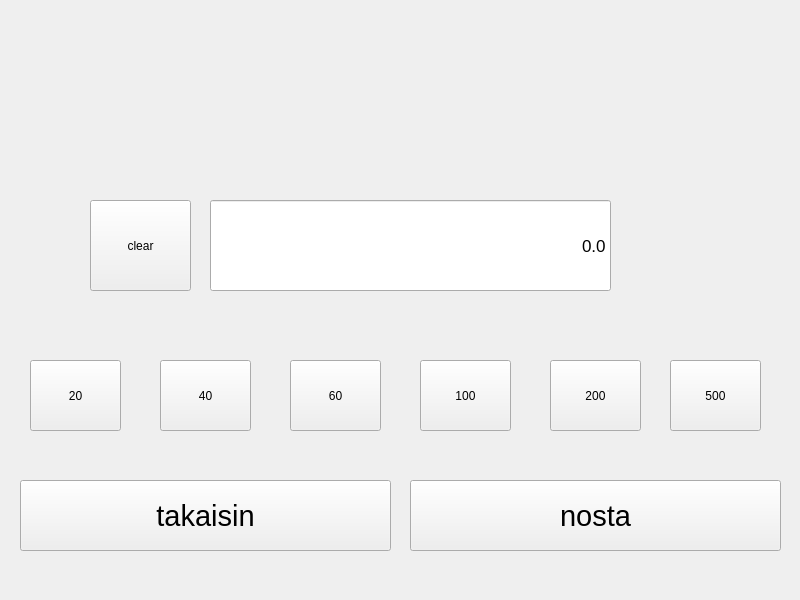
lassesuomela/banksim, file qt/banksim/mainwindow.ui: the form before one commit.
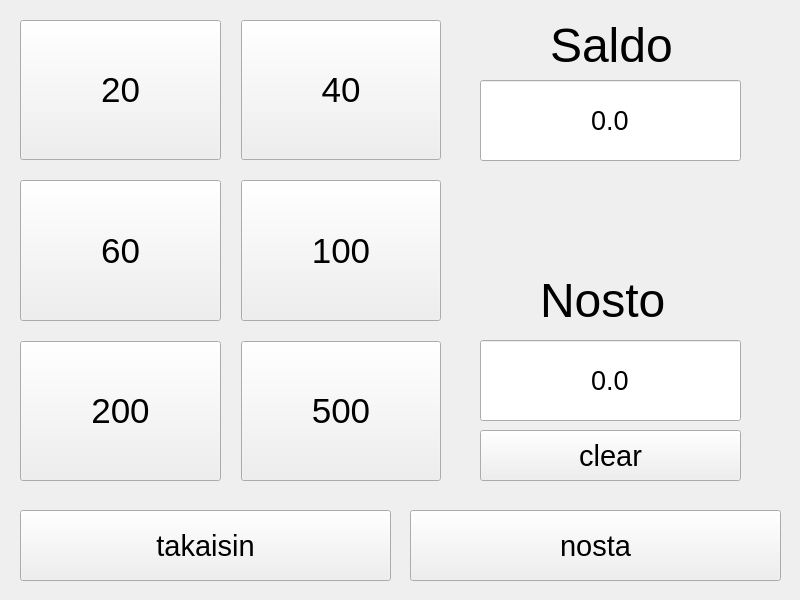
The form after the commit.

Commit message: uutta sivua

The edit to the form file:
```diff
--- a/qt/banksim/mainwindow.ui
+++ b/qt/banksim/mainwindow.ui
@@ -24,6 +24,7 @@
    </property>
    <property name="font">
     <font>
+     <pointsize>36</pointsize>
      <stylestrategy>PreferAntialias</stylestrategy>
     </font>
    </property>
@@ -113,7 +114,7 @@
      <property name="geometry">
       <rect>
        <x>20</x>
-       <y>480</y>
+       <y>510</y>
        <width>371</width>
        <height>71</height>
       </rect>
@@ -134,8 +135,367 @@
      </property>
      <property name="geometry">
       <rect>
-       <x>210</x>
-       <y>200</y>
+       <x>480</x>
+       <y>340</y>
+       <width>261</width>
+       <height>81</height>
+      </rect>
+     </property>
+     <property name="font">
+      <font>
+       <pointsize>20</pointsize>
+       <stylestrategy>PreferAntialias</stylestrategy>
+      </font>
+     </property>
+     <property name="focusPolicy">
+      <enum>Qt::NoFocus</enum>
+     </property>
+     <property name="text">
+      <string>0.0</string>
+     </property>
+     <property name="alignment">
+      <set>Qt::AlignCenter</set>
+     </property>
+     <property name="readOnly">
+      <bool>true</bool>
+     </property>
+    </widget>
+    <widget class="QPushButton" name="clear">
+     <property name="geometry">
+      <rect>
+       <x>480</x>
+       <y>430</y>
+       <width>261</width>
+       <height>51</height>
+      </rect>
+     </property>
+     <property name="font">
+      <font>
+       <pointsize>22</pointsize>
+       <stylestrategy>PreferAntialias</stylestrategy>
+      </font>
+     </property>
+     <property name="text">
+      <string>clear</string>
+     </property>
+    </widget>
+    <widget class="QToolButton" name="nosta">
+     <property name="geometry">
+      <rect>
+       <x>410</x>
+       <y>510</y>
+       <width>371</width>
+       <height>71</height>
+      </rect>
+     </property>
+     <property name="font">
+      <font>
+       <pointsize>22</pointsize>
+       <stylestrategy>PreferAntialias</stylestrategy>
+      </font>
+     </property>
+     <property name="text">
+      <string>nosta</string>
+     </property>
+    </widget>
+    <widget class="QLabel" name="teksti_2">
+     <property name="geometry">
+      <rect>
+       <x>540</x>
+       <y>260</y>
+       <width>161</width>
+       <height>81</height>
+      </rect>
+     </property>
+     <property name="font">
+      <font>
+       <pointsize>36</pointsize>
+       <stylestrategy>PreferAntialias</stylestrategy>
+      </font>
+     </property>
+     <property name="text">
+      <string>Nosto</string>
+     </property>
+    </widget>
+    <widget class="QWidget" name="gridLayoutWidget">
+     <property name="geometry">
+      <rect>
+       <x>20</x>
+       <y>20</y>
+       <width>421</width>
+       <height>461</height>
+      </rect>
+     </property>
+     <layout class="QGridLayout" name="gridLayout">
+      <property name="rightMargin">
+       <number>0</number>
+      </property>
+      <property name="spacing">
+       <number>20</number>
+      </property>
+      <item row="0" column="1">
+       <widget class="QPushButton" name="nosto_40">
+        <property name="sizePolicy">
+         <sizepolicy hsizetype="Minimum" vsizetype="Minimum">
+          <horstretch>0</horstretch>
+          <verstretch>0</verstretch>
+         </sizepolicy>
+        </property>
+        <property name="font">
+         <font>
+          <pointsize>26</pointsize>
+          <stylestrategy>PreferAntialias</stylestrategy>
+         </font>
+        </property>
+        <property name="autoFillBackground">
+         <bool>false</bool>
+        </property>
+        <property name="text">
+         <string>40</string>
+        </property>
+       </widget>
+      </item>
+      <item row="2" column="1">
+       <widget class="QPushButton" name="nosto_500">
+        <property name="sizePolicy">
+         <sizepolicy hsizetype="Minimum" vsizetype="Minimum">
+          <horstretch>0</horstretch>
+          <verstretch>0</verstretch>
+         </sizepolicy>
+        </property>
+        <property name="font">
+         <font>
+          <pointsize>26</pointsize>
+          <stylestrategy>PreferAntialias</stylestrategy>
+         </font>
+        </property>
+        <property name="autoFillBackground">
+         <bool>false</bool>
+        </property>
+        <property name="text">
+         <string>500</string>
+        </property>
+       </widget>
+      </item>
+      <item row="1" column="0">
+       <widget class="QPushButton" name="nosto_60">
+        <property name="sizePolicy">
+         <sizepolicy hsizetype="Minimum" vsizetype="Minimum">
+          <horstretch>0</horstretch>
+          <verstretch>0</verstretch>
+         </sizepolicy>
+        </property>
+        <property name="font">
+         <font>
+          <pointsize>26</pointsize>
+          <stylestrategy>PreferAntialias</stylestrategy>
+         </font>
+        </property>
+        <property name="autoFillBackground">
+         <bool>false</bool>
+        </property>
+        <property name="text">
+         <string>60</string>
+        </property>
+       </widget>
+      </item>
+      <item row="1" column="1">
+       <widget class="QPushButton" name="nosto_100">
+        <property name="sizePolicy">
+         <sizepolicy hsizetype="Minimum" vsizetype="Minimum">
+          <horstretch>0</horstretch>
+          <verstretch>0</verstretch>
+         </sizepolicy>
+        </property>
+        <property name="font">
+         <font>
+          <pointsize>26</pointsize>
+          <stylestrategy>PreferAntialias</stylestrategy>
+         </font>
+        </property>
+        <property name="autoFillBackground">
+         <bool>false</bool>
+        </property>
+        <property name="text">
+         <string>100</string>
+        </property>
+       </widget>
+      </item>
+      <item row="2" column="0">
+       <widget class="QPushButton" name="nosto_200">
+        <property name="sizePolicy">
+         <sizepolicy hsizetype="Minimum" vsizetype="Minimum">
+          <horstretch>0</horstretch>
+          <verstretch>0</verstretch>
+         </sizepolicy>
+        </property>
+        <property name="font">
+         <font>
+          <pointsize>26</pointsize>
+          <stylestrategy>PreferAntialias</stylestrategy>
+         </font>
+        </property>
+        <property name="autoFillBackground">
+         <bool>false</bool>
+        </property>
+        <property name="text">
+         <string>200</string>
+        </property>
+       </widget>
+      </item>
+      <item row="0" column="0">
+       <widget class="QPushButton" name="nosto_20">
+        <property name="sizePolicy">
+         <sizepolicy hsizetype="Minimum" vsizetype="Minimum">
+          <horstretch>0</horstretch>
+          <verstretch>0</verstretch>
+         </sizepolicy>
+        </property>
+        <property name="font">
+         <font>
+          <pointsize>26</pointsize>
+          <stylestrategy>PreferAntialias</stylestrategy>
+         </font>
+        </property>
+        <property name="autoFillBackground">
+         <bool>false</bool>
+        </property>
+        <property name="text">
+         <string>20</string>
+        </property>
+       </widget>
+      </item>
+     </layout>
+    </widget>
+    <widget class="QLineEdit" name="saldoArvo">
+     <property name="geometry">
+      <rect>
+       <x>480</x>
+       <y>80</y>
+       <width>261</width>
+       <height>81</height>
+      </rect>
+     </property>
+     <property name="font">
+      <font>
+       <pointsize>20</pointsize>
+       <stylestrategy>PreferAntialias</stylestrategy>
+      </font>
+     </property>
+     <property name="text">
+      <string>0.0</string>
+     </property>
+     <property name="alignment">
+      <set>Qt::AlignCenter</set>
+     </property>
+    </widget>
+    <widget class="QLabel" name="saldo">
+     <property name="geometry">
+      <rect>
+       <x>550</x>
+       <y>10</y>
+       <width>201</width>
+       <height>71</height>
+      </rect>
+     </property>
+     <property name="text">
+      <string>Saldo</string>
+     </property>
+    </widget>
+   </widget>
+   <widget class="QWidget" name="sivu3">
+    <widget class="QToolButton" name="takaisin_talletus">
+     <property name="geometry">
+      <rect>
+       <x>20</x>
+       <y>480</y>
+       <width>371</width>
+       <height>71</height>
+      </rect>
+     </property>
+     <property name="font">
+      <font>
+       <pointsize>22</pointsize>
+       <stylestrategy>PreferAntialias</stylestrategy>
+      </font>
+     </property>
+     <property name="text">
+      <string>takaisin</string>
+     </property>
+    </widget>
+    <widget class="QPushButton" name="talleta_20">
+     <property name="geometry">
+      <rect>
+       <x>40</x>
+       <y>350</y>
+       <width>91</width>
+       <height>71</height>
+      </rect>
+     </property>
+     <property name="text">
+      <string>20</string>
+     </property>
+    </widget>
+    <widget class="QPushButton" name="talleta_40">
+     <property name="geometry">
+      <rect>
+       <x>170</x>
+       <y>350</y>
+       <width>91</width>
+       <height>71</height>
+      </rect>
+     </property>
+     <property name="text">
+      <string>40</string>
+     </property>
+    </widget>
+    <widget class="QPushButton" name="talleta_500">
+     <property name="geometry">
+      <rect>
+       <x>680</x>
+       <y>350</y>
+       <width>91</width>
+       <height>71</height>
+      </rect>
+     </property>
+     <property name="text">
+      <string>500</string>
+     </property>
+    </widget>
+    <widget class="QPushButton" name="talleta_200">
+     <property name="geometry">
+      <rect>
+       <x>560</x>
+       <y>350</y>
+       <width>91</width>
+       <height>71</height>
+      </rect>
+     </property>
+     <property name="text">
+      <string>200</string>
+     </property>
+    </widget>
+    <widget class="QPushButton" name="talleta_60">
+     <property name="geometry">
+      <rect>
+       <x>300</x>
+       <y>350</y>
+       <width>91</width>
+       <height>71</height>
+      </rect>
+     </property>
+     <property name="text">
+      <string>60</string>
+     </property>
+    </widget>
+    <widget class="QLineEdit" name="talletusArvo">
+     <property name="enabled">
+      <bool>true</bool>
+     </property>
+     <property name="geometry">
+      <rect>
+       <x>220</x>
+       <y>190</y>
        <width>401</width>
        <height>91</height>
       </rect>
@@ -153,11 +513,11 @@
       <set>Qt::AlignRight|Qt::AlignTrailing|Qt::AlignVCenter</set>
      </property>
     </widget>
-    <widget class="QPushButton" name="nosto_100">
+    <widget class="QPushButton" name="talleta_100">
      <property name="geometry">
       <rect>
-       <x>420</x>
-       <y>360</y>
+       <x>430</x>
+       <y>350</y>
        <width>91</width>
        <height>71</height>
       </rect>
@@ -166,76 +526,11 @@
       <string>100</string>
      </property>
     </widget>
-    <widget class="QPushButton" name="nosto_20">
+    <widget class="QPushButton" name="clear2">
      <property name="geometry">
       <rect>
-       <x>30</x>
-       <y>360</y>
-       <width>91</width>
-       <height>71</height>
-      </rect>
-     </property>
-     <property name="text">
-      <string>20</string>
-     </property>
-    </widget>
-    <widget class="QPushButton" name="nosto_40">
-     <property name="geometry">
-      <rect>
-       <x>160</x>
-       <y>360</y>
-       <width>91</width>
-       <height>71</height>
-      </rect>
-     </property>
-     <property name="text">
-      <string>40</string>
-     </property>
-    </widget>
-    <widget class="QPushButton" name="nosto_60">
-     <property name="geometry">
-      <rect>
-       <x>290</x>
-       <y>360</y>
-       <width>91</width>
-       <height>71</height>
-      </rect>
-     </property>
-     <property name="text">
-      <string>60</string>
-     </property>
-    </widget>
-    <widget class="QPushButton" name="nosto_200">
-     <property name="geometry">
-      <rect>
-       <x>550</x>
-       <y>360</y>
-       <width>91</width>
-       <height>71</height>
-      </rect>
-     </property>
-     <property name="text">
-      <string>200</string>
-     </property>
-    </widget>
-    <widget class="QPushButton" name="nosto_500">
-     <property name="geometry">
-      <rect>
-       <x>670</x>
-       <y>360</y>
-       <width>91</width>
-       <height>71</height>
-      </rect>
-     </property>
-     <property name="text">
-      <string>500</string>
-     </property>
-    </widget>
-    <widget class="QPushButton" name="clear">
-     <property name="geometry">
-      <rect>
-       <x>90</x>
-       <y>200</y>
+       <x>100</x>
+       <y>190</y>
        <width>101</width>
        <height>91</height>
       </rect>
@@ -247,10 +542,10 @@
     <widget class="QToolButton" name="nosta">
      <property name="geometry">
       <rect>
-       <x>410</x>
-       <y>480</y>
-       <width>371</width>
-       <height>71</height>
+       <x>300</x>
+       <y>30</y>
+       <width>161</width>
+       <height>81</height>
       </rect>
      </property>
      <property name="font">
```
Left out of the diff: 16 changed lines with no effect on the pictures. The commit also changes 2 other files.
